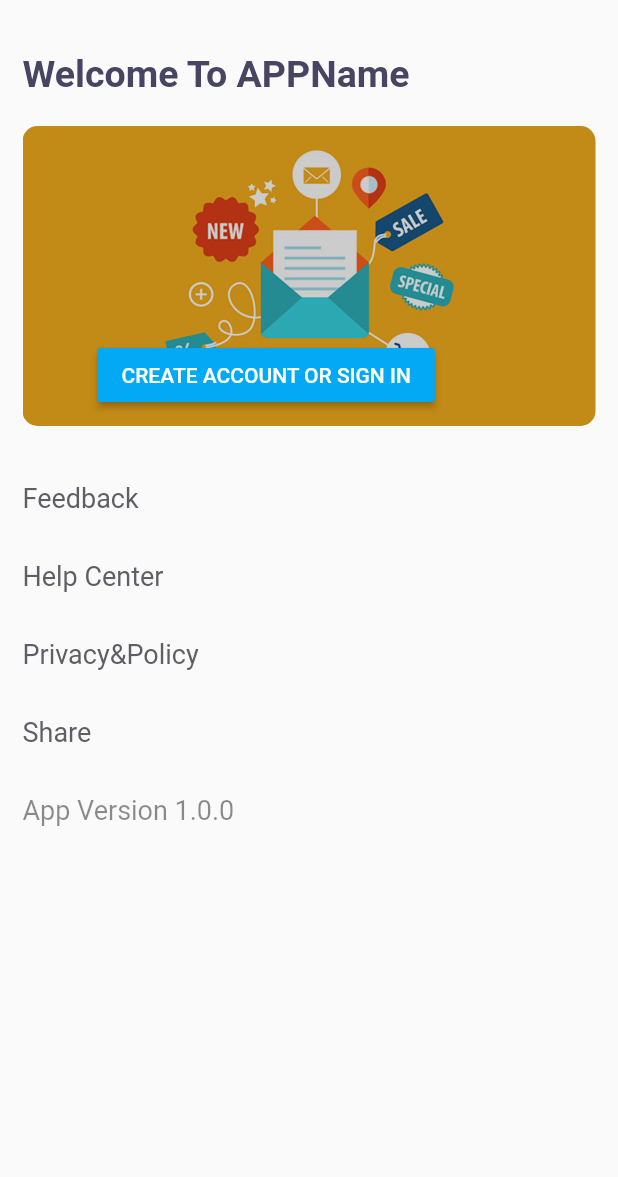
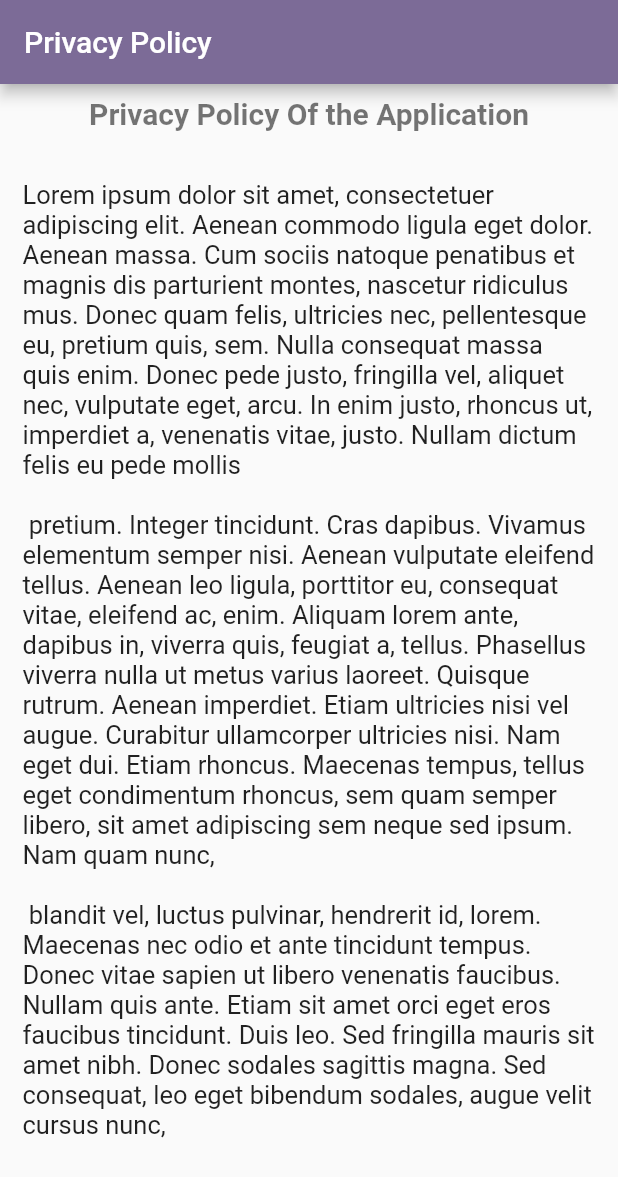
Before and after one commit to acharjeeauntor/Reco_App, a Flutter app: the screen it shows after launch, on a phone screen of 412 x 824 dp. Shown: the top 1177 px of the screen. Run offline on Flutter 3.47's test engine with Material 2 defaults, Android fonts, the light colour scheme and no system bars; our stand-ins replace share; Roboto replaces fonts that are missing (Hindi).

Commit message:
Add Privacy policy option.

```diff
--- a/lib/index.dart
+++ b/lib/index.dart
@@ -1,4 +1,6 @@
 export 'package:flutter/material.dart';
+export 'package:recoapp/screens/filteredScreen.dart';
+export 'package:recoapp/screens/privacyPolicyScreen.dart';
 
 export 'screens/feedbackScreen.dart';
 export 'screens/helpcenterScreen.dart';
--- a/lib/main.dart
+++ b/lib/main.dart
@@ -1,6 +1,6 @@
 import 'package:recoapp/index.dart';
 
-import 'screens/settingsScreen.dart';
+import 'mycolors.dart';
 
 void main() {
   runApp(MyApp());
@@ -14,9 +14,14 @@ class MyApp extends StatelessWidget {
         debugShowCheckedModeBanner: false,
         title: 'Reco App',
         theme: ThemeData(
-          primarySwatch: Colors.blue,
-          visualDensity: VisualDensity.adaptivePlatformDensity,
-        ),
-        home: SafeArea(child: SettingsScreen()));
+            primaryColor: MyColor().appBarColor,
+            accentColor: MyColor().buttonColor,
+            visualDensity: VisualDensity.adaptivePlatformDensity,
+            textTheme: TextTheme(
+              headline1: TextStyle(fontSize: 20.0, fontWeight: FontWeight.bold),
+              headline6: TextStyle(fontSize: 36.0, fontStyle: FontStyle.italic),
+              bodyText2: TextStyle(fontSize: 14.0, fontFamily: 'Hindi'),
+            )),
+        home: SafeArea(child: PrivacyPolicyScreen()));
   }
 }
--- /dev/null
+++ b/lib/mycolors.dart
@@ -0,0 +1,6 @@
+import 'package:recoapp/index.dart';
+
+class MyColor {
+  Color appBarColor = Color(0xff7C6B97);
+  Color buttonColor = Color(0xff5CB1B7);
+}
--- /dev/null
+++ b/lib/screens/privacyPolicyScreen.dart
@@ -0,0 +1,53 @@
+import 'package:recoapp/index.dart';
+
+class PrivacyPolicyScreen extends StatelessWidget {
+  @override
+  Widget build(BuildContext context) {
+    return Scaffold(
+      appBar: AppBar(
+        title: Text("Privacy Policy"),
+      ),
+      body: SingleChildScrollView(
+        child: Column(
+          crossAxisAlignment: CrossAxisAlignment.center,
+          children: [
+            Padding(
+              padding: const EdgeInsets.all(8.0),
+              child: Text(
+                'Privacy Policy Of the Application',
+                style: Theme.of(context).textTheme.headline1,
+              ),
+            ),
+            SizedBox(
+              height: 10,
+            ),
+            Container(
+              margin: EdgeInsets.all(15),
+              child: Text(
+                "Lorem ipsum dolor sit amet, consectetuer adipiscing elit. Aenean"
+                " commodo ligula eget dolor. Aenean massa. Cum sociis natoque penatibus et magnis dis "
+                "parturient montes, nascetur ridiculus mus. Donec quam felis, ultricies nec, pellentesque eu"
+                ", pretium quis, sem. Nulla consequat massa quis enim. Donec pede justo, "
+                "fringilla vel, aliquet nec, vulputate eget, arcu. In enim justo, rhoncus "
+                "ut, imperdiet a, venenatis vitae, justo. Nullam dictum felis eu pede mollis\n\n"
+                " pretium. Integer tincidunt. Cras dapibus. Vivamus elementum semper nisi. Aenean "
+                "vulputate eleifend tellus. Aenean leo ligula, porttitor eu, consequat vitae, eleifend ac, "
+                "enim. Aliquam lorem ante, dapibus in, viverra quis, feugiat a, tellus. Phasellus viverra "
+                "nulla ut metus varius laoreet. Quisque rutrum. Aenean imperdiet. Etiam ultricies nisi vel"
+                " augue. Curabitur ullamcorper ultricies nisi. Nam eget dui. Etiam rhoncus. "
+                "Maecenas tempus, tellus eget condimentum rhoncus, sem quam semper libero, "
+                "sit amet adipiscing sem neque sed ipsum. Nam quam nunc,\n\n blandit vel, luctus "
+                "pulvinar, hendrerit id, lorem. Maecenas nec odio et ante tincidunt tempus. "
+                "Donec vitae sapien ut libero venenatis faucibus. Nullam quis ante. Etiam sit"
+                " amet orci eget eros faucibus tincidunt. Duis leo. Sed fringilla mauris sit "
+                "amet nibh. Donec sodales sagittis magna."
+                " Sed consequat, leo eget bibendum sodales, augue velit cursus nunc,",
+                style: TextStyle(fontSize: 17),
+              ),
+            ),
+          ],
+        ),
+      ),
+    );
+  }
+}
--- a/pubspec.yaml
+++ b/pubspec.yaml
@@ -32,6 +32,7 @@ dependencies:
 dev_dependencies:
   flutter_test:
     sdk: flutter
+  share: ^0.6.5
 
 # For information on the generic Dart part of this file, see the
 # following page: https://dart.dev/tools/pub/pubspec
```
Also changed, not shown: lib/screens/filteredScreen.dart (+10 -4 lines), lib/screens/settingsScreen.dart (+18 -4 lines), pubspec.lock.
